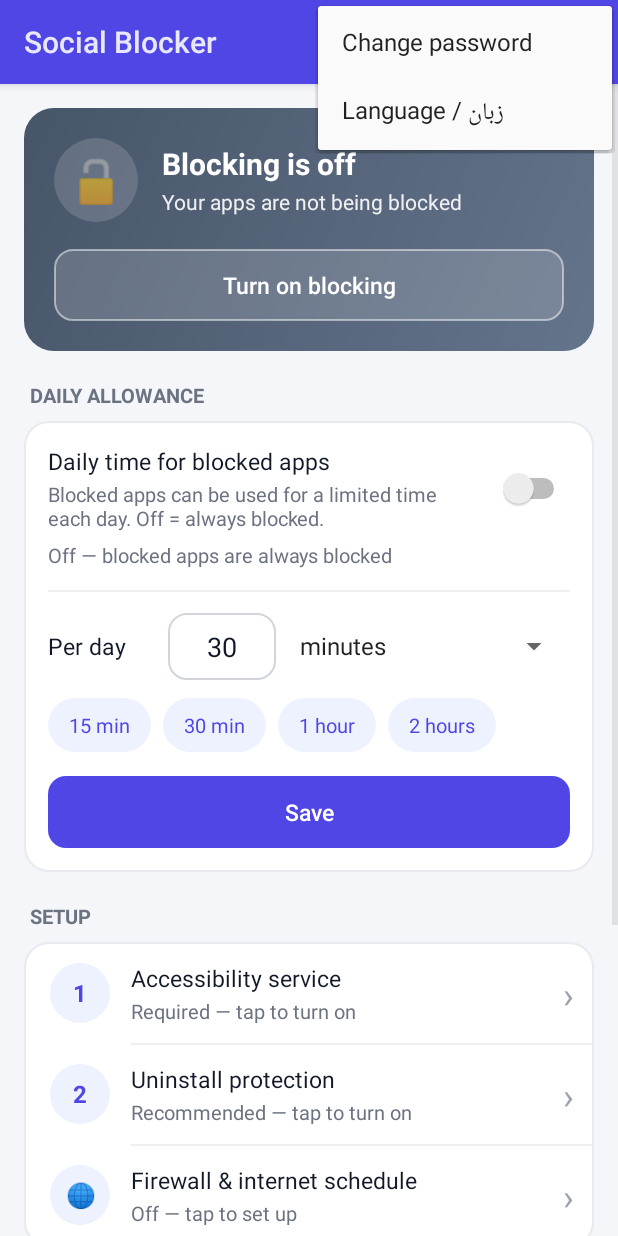
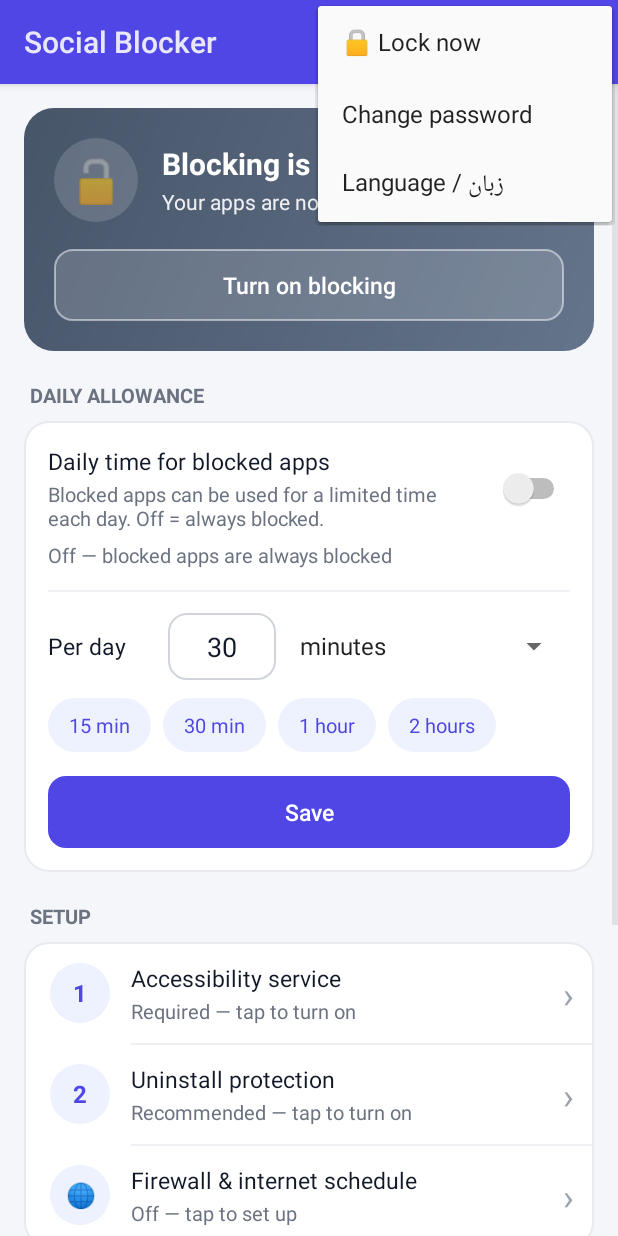
Before and after one commit to hoomanshirkani/social-blocker-android, an Android app: the screen it shows after launch (MainActivity), with the options menu open, on a phone screen of 412 x 824 dp. Run offline under Robolectric (Android 15) with nearby library versions, the phone set to English and light mode, and no system bars.

Commit message:
Ask for the password once per 5 minutes
- After a correct password, further protected actions run without asking for 5 minutes
- Unlock ends early when the screen turns off, or via '🔒 Lock now' in the menu
- Status card shows remaining unlocked time

Co-Authored-By: Claude Opus 5.5 <noreply@anthropic.com>
Claude-Session: https://claude.ai/code/session_01KUkYSNjqSGJz4bVweEFQKF

```diff
--- a/app/src/main/java/com/hooman/socialblocker/BlockerService.java
+++ b/app/src/main/java/com/hooman/socialblocker/BlockerService.java
@@ -68,6 +68,7 @@ public class BlockerService extends AccessibilityService {
         public void onReceive(Context c, Intent i) {
             if (Intent.ACTION_SCREEN_OFF.equals(i.getAction())) {
                 endSession();
+                PasswordDialog.lock(); // با خاموش شدن صفحه، باز بودن قفل تمام می‌شود
             } else {
                 // باز شدن قفل: اپ جلوی صفحه را دوباره بررسی کن
                 AccessibilityNodeInfo root = getRootInActiveWindow();
--- a/app/src/main/java/com/hooman/socialblocker/PasswordDialog.java
+++ b/app/src/main/java/com/hooman/socialblocker/PasswordDialog.java
@@ -7,9 +7,21 @@ import android.widget.EditText;
 import android.widget.LinearLayout;
 import android.widget.Toast;
 
-/** دیالوگ پرسیدن رمز، مشترک بین همه صفحه‌ها. */
+/**
+ * دیالوگ پرسیدن رمز، مشترک بین همه صفحه‌ها.
+ * بعد از یک بار وارد کردن درست رمز، تا UNLOCK_MS دیگر رمز پرسیده نمی‌شود.
+ */
 public final class PasswordDialog {
     private PasswordDialog() {}
+
+    static final long UNLOCK_MS = 5 * 60 * 1000L;
+    private static long unlockedUntil = 0;
+
+    static boolean isUnlocked() { return System.currentTimeMillis() < unlockedUntil; }
+
+    static long unlockedRemaining() { return Math.max(0, unlockedUntil - System.currentTimeMillis()); }
+
+    static void lock() { unlockedUntil = 0; }
 
     static EditText field(Activity a, int hint) {
         EditText e = new EditText(a);
@@ -28,12 +40,20 @@ public final class PasswordDialog {
     }
 
     static void ask(Activity a, Runnable onOk) {
+        if (isUnlocked()) {
+            onOk.run();
+            return;
+        }
         EditText input = field(a, R.string.pw_hint);
         new AlertDialog.Builder(a)
                 .setTitle(R.string.pw_enter_title)
                 .setView(box(a, input))
                 .setPositiveButton(R.string.ok, (d, w) -> {
-                    if (Prefs.checkPassword(a, input.getText().toString())) onOk.run();
+                    if (Prefs.checkPassword(a, input.getText().toString())) {
+                        unlockedUntil = System.currentTimeMillis() + UNLOCK_MS;
+                        Toast.makeText(a, R.string.toast_unlocked, Toast.LENGTH_SHORT).show();
+                        onOk.run();
+                    }
                     else Toast.makeText(a, R.string.toast_wrong_password, Toast.LENGTH_SHORT).show();
                 })
                 .setNegativeButton(R.string.cancel, null)
--- a/app/src/main/res/menu/main_menu.xml
+++ b/app/src/main/res/menu/main_menu.xml
@@ -1,5 +1,9 @@
 <?xml version="1.0" encoding="utf-8"?>
 <menu xmlns:android="http://schemas.android.com/apk/res/android">
+    <item
+        android:id="@+id/action_lock"
+        android:showAsAction="never"
+        android:title="@string/menu_lock" />
     <item
         android:id="@+id/action_password"
         android:showAsAction="never"
--- a/app/src/main/res/values/strings.xml
+++ b/app/src/main/res/values/strings.xml
@@ -150,4 +150,8 @@
     <string name="open_app">Open Social Blocker</string>
     <string name="fw_toast_app">🌐 %1$s has no internet — blocked by the firewall</string>
     <string name="fw_toast_sched">🌐 Internet is closed by the schedule — opens in %1$s</string>
+    <string name="toast_unlocked">🔓 Unlocked for 5 minutes</string>
+    <string name="toast_locked">🔒 Locked</string>
+    <string name="status_unlocked">🔓 Unlocked · %1$s</string>
+    <string name="menu_lock">🔒 Lock now</string>
 </resources>
```
Also changed, not shown: app/src/main/java/com/hooman/socialblocker/MainActivity.java (+8 -0 lines), 1 other file.
